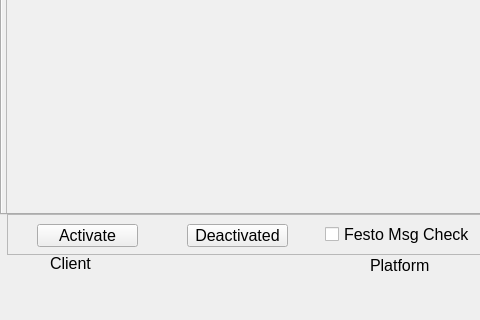
This is runtime/main_gui.ui in michaelmargolis/MdxMotionPlatformV3 as Qt 5 draws it before an edit; both pictures show x 0 to 480 and y 156 to 476 of the 804 by 476 pixel window. The edited form follows.
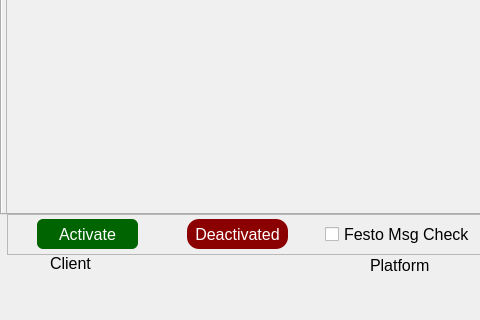
This is the edited form.

Patch:
```diff
--- a/runtime/main_gui.ui
+++ b/runtime/main_gui.ui
@@ -206,9 +206,9 @@
      <property name="geometry">
       <rect>
        <x>30</x>
-       <y>10</y>
+       <y>5</y>
        <width>101</width>
-       <height>23</height>
+       <height>30</height>
       </rect>
      </property>
      <property name="font">
@@ -216,6 +216,9 @@
        <pointsize>12</pointsize>
       </font>
      </property>
+     <property name="styleSheet">
+      <string notr="true">color: white; background-color : darkgreen; border-radius:6px; border: 0px</string>
+     </property>
      <property name="text">
       <string>Activate</string>
      </property>
@@ -224,9 +227,9 @@
      <property name="geometry">
       <rect>
        <x>180</x>
-       <y>10</y>
+       <y>5</y>
        <width>101</width>
-       <height>23</height>
+       <height>30</height>
       </rect>
      </property>
      <property name="font">
@@ -234,6 +237,9 @@
        <pointsize>12</pointsize>
       </font>
      </property>
+     <property name="styleSheet">
+      <string notr="true">color: white; background-color : darkred; border-radius:12px; border: 0px</string>
+     </property>
      <property name="text">
       <string>Deactivated</string>
      </property>
```
